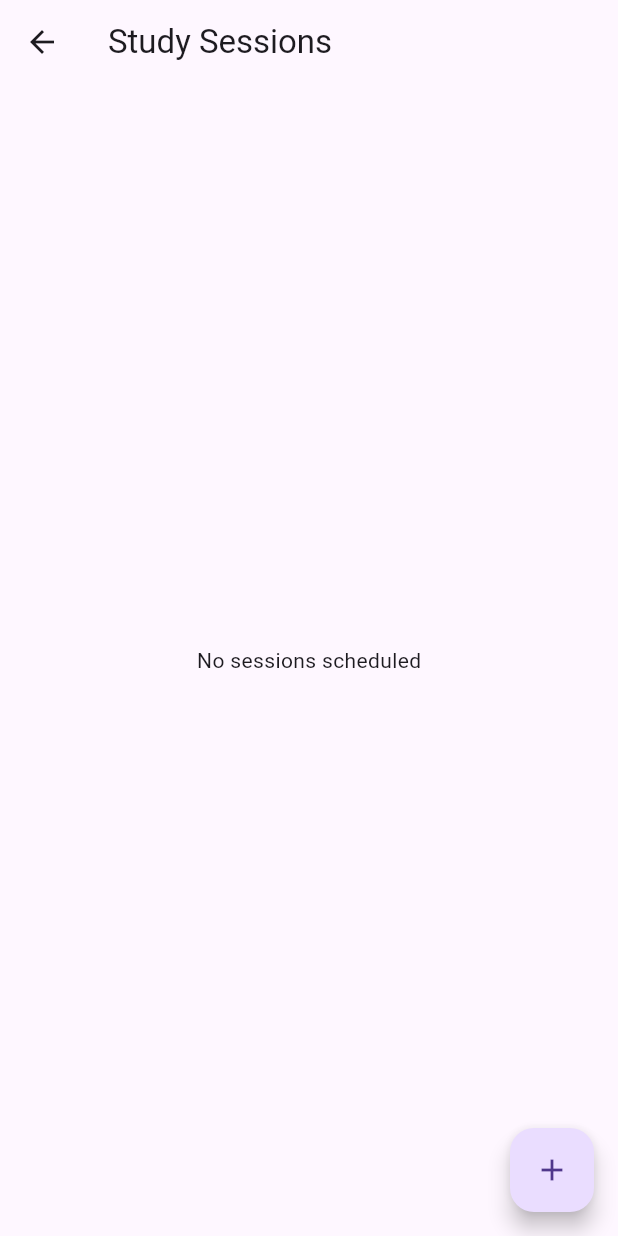
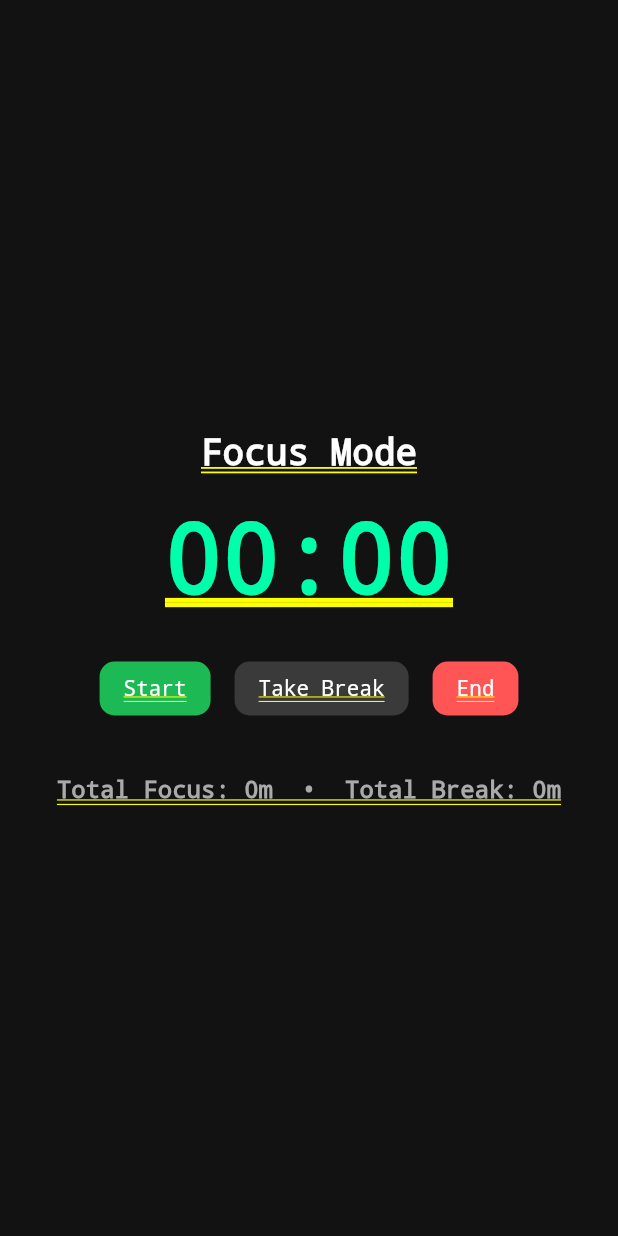
Before and after one commit to Znobz/study_buddy, a Flutter app: the StudySessionScreen screen opened by its route, on a phone screen of 412 x 824 dp. Run offline on Flutter 3.47's test engine with Material 3 defaults, Android fonts, the phone set to English and light mode, and no system bars; our stand-ins replace shared_preferences; accounts and stored records are empty; network calls fail.

Commit message:
Update study_session_screen.dart

```diff
--- a/study_buddy_app/lib/screens/study_session_screen.dart
+++ b/study_buddy_app/lib/screens/study_session_screen.dart
@@ -1,103 +1,190 @@
 import 'package:flutter/material.dart';
 import '../services/api_service.dart';
+import 'dart:async';
+import 'package:flutter/widgets.dart';
+import '../services/session_service.dart';
 
 class StudySessionScreen extends StatefulWidget {
-  const StudySessionScreen({super.key});
+  const StudySessionScreen({Key? key}) : super(key: key);
 
   @override
   State<StudySessionScreen> createState() => _StudySessionScreenState();
 }
 
-class _StudySessionScreenState extends State<StudySessionScreen> {
-  List<dynamic> sessions = [];
-  bool isLoading = true;
+class _StudySessionScreenState extends State<StudySessionScreen>
+    with WidgetsBindingObserver {
+  int seconds = 0;
+  int breakSeconds = 0;
+  bool isRunning = false;
+  bool isBreak = false;
+  Timer? timer;
+  final SessionService _sessionService = SessionService();
+  int totalFocus = 0;
+  int totalBreak = 0;
 
   @override
   void initState() {
     super.initState();
-    _loadSessions();
+    WidgetsBinding.instance.addObserver(this);
+    _loadStats();
   }
 
-  Future<void> _loadSessions() async {
-    final api = ApiService();
-    final data = await api.getSessions();
+  Future<void> _loadStats() async {
+    final stats = await _sessionService.loadSessionStats();
     setState(() {
-      sessions = data ?? [];
-      isLoading = false;
+      totalFocus = stats['totalFocus']!;
+      totalBreak = stats['totalBreak']!;
     });
   }
 
-  void _showAddDialog() {
-    final topicCtrl = TextEditingController();
-    final dateCtrl = TextEditingController();
-    final durationCtrl = TextEditingController();
-    final notesCtrl = TextEditingController();
+  @override
+  void dispose() {
+    WidgetsBinding.instance.removeObserver(this);
+    timer?.cancel();
+    super.dispose();
+  }
 
-    showDialog(
-      context: context,
-      builder: (_) => AlertDialog(
-        title: const Text("New Study Session"),
-        content: SingleChildScrollView(
-          child: Column(
-            children: [
-              TextField(controller: topicCtrl, decoration: const InputDecoration(labelText: "Topic")),
-              TextField(controller: dateCtrl, decoration: const InputDecoration(labelText: "Date (YYYY-MM-DD HH:mm)")),
-              TextField(controller: durationCtrl, decoration: const InputDecoration(labelText: "Duration (mins)")),
-              TextField(controller: notesCtrl, decoration: const InputDecoration(labelText: "Notes")),
-            ],
-          ),
-        ),
-        actions: [
-          TextButton(onPressed: () => Navigator.pop(context), child: const Text("Cancel")),
-          ElevatedButton(
-            onPressed: () async {
-              await ApiService().addSession(
-                topicCtrl.text,
-                dateCtrl.text,
-                int.tryParse(durationCtrl.text) ?? 60,
-                notesCtrl.text,
-              );
-              Navigator.pop(context);
-              _loadSessions();
-            },
-            child: const Text("Save"),
-          ),
-        ],
-      ),
-    );
+  @override
+  void didChangeAppLifecycleState(AppLifecycleState state) {
+    if (state == AppLifecycleState.paused ||
+        state == AppLifecycleState.inactive) {
+      _pauseTimer();
+    }
+  }
+
+  void _startTimer() {
+    setState(() => isRunning = true);
+    timer = Timer.periodic(const Duration(seconds: 1), (_) {
+      setState(() {
+        if (isBreak) {
+          breakSeconds++;
+        } else {
+          seconds++;
+        }
+      });
+    });
+  }
+
+  void _pauseTimer() {
+    setState(() => isRunning = false);
+    timer?.cancel();
+  }
+
+  void _toggleBreakMode() {
+    _pauseTimer();
+    setState(() {
+      isBreak = !isBreak;
+    });
+  }
+
+  Future<void> _endSession() async {
+    _pauseTimer();
+    await _sessionService.saveSessionStats(seconds ~/ 60, breakSeconds ~/ 60);
+    await _loadStats();
+    setState(() {
+      seconds = 0;
+      breakSeconds = 0;
+      isBreak = false;
+    });
+  }
+
+  String _formatTime(int secs) {
+    final m = (secs ~/ 60).toString().padLeft(2, '0');
+    final s = (secs % 60).toString().padLeft(2, '0');
+    return "$m:$s";
   }
 
   @override
   Widget build(BuildContext context) {
-    return Scaffold(
-      appBar: AppBar(title: const Text('Study Sessions')),
-      floatingActionButton: FloatingActionButton(
-        onPressed: _showAddDialog,
-        child: const Icon(Icons.add),
+    return Container(
+      color: const Color(0xFF121212), // dark background
+      child: SafeArea(
+        child: Center(
+          child: Padding(
+            padding: const EdgeInsets.all(24),
+            child: Column(
+              mainAxisAlignment: MainAxisAlignment.center,
+              children: [
+                Text(
+                  isBreak ? "Break Mode" : "Focus Mode",
+                  style: const TextStyle(
+                      fontSize: 24,
+                      color: Color(0xFFFFFFFF),
+                      fontWeight: FontWeight.w600),
+                ),
+                const SizedBox(height: 20),
+                Text(
+                  _formatTime(isBreak ? breakSeconds : seconds),
+                  style: const TextStyle(
+                    fontSize: 64,
+                    fontWeight: FontWeight.bold,
+                    color: Color(0xFF00FFAA), // minty timer color
+                  ),
+                ),
+                const SizedBox(height: 30),
+                Row(
+                  mainAxisAlignment: MainAxisAlignment.center,
+                  children: [
+                    _SimpleButton(
+                      text: isRunning ? "Pause" : "Start",
+                      onPressed: isRunning ? _pauseTimer : _startTimer,
+                      color: const Color(0xFF1DB954),
+                    ),
+                    const SizedBox(width: 16),
+                    _SimpleButton(
+                      text: isBreak ? "Back to Focus" : "Take Break",
+                      onPressed: _toggleBreakMode,
+                      color: const Color(0xFF3A3A3A),
+                    ),
+                    const SizedBox(width: 16),
+                    _SimpleButton(
+                      text: "End",
+                      onPressed: _endSession,
+                      color: const Color(0xFFFF5555),
+                    ),
+                  ],
+                ),
+                const SizedBox(height: 40),
+                Text(
+                  "Total Focus: ${totalFocus}m  •  Total Break: ${totalBreak}m",
+                  style: const TextStyle(
+                      color: Color(0xFFAAAAAA), fontSize: 16),
+                ),
+              ],
+            ),
+          ),
+        ),
       ),
-      body: isLoading
-          ? const Center(child: CircularProgressIndicator())
-          : sessions.isEmpty
-              ? const Center(child: Text("No sessions scheduled"))
-              : ListView.builder(
-                  itemCount: sessions.length,
-                  itemBuilder: (context, index) {
-                    final s = sessions[index];
-                    return Card(
-                      child: ListTile(
-                        title: Text(s['topic'] ?? ''),
-                        subtitle: Text("Date: ${s['date']}\nNotes: ${s['notes'] ?? ''}"),
-                        trailing: IconButton(
-                          icon: const Icon(Icons.delete, color: Colors.red),
-                          onPressed: () async {
-                            await ApiService().deleteSession(s['session_id']);
-                            _loadSessions();
-                          },
-                        ),
-                      ),
-                    );
-                  },
-                ),
     );
   }
 }
+
+class _SimpleButton extends StatelessWidget {
+  final String text;
+  final VoidCallback onPressed;
+  final Color color;
+
+  const _SimpleButton(
+      {required this.text, required this.onPressed, required this.color});
+
+  @override
+  Widget build(BuildContext context) {
+    return GestureDetector(
+      onTap: onPressed,
+      child: Container(
+        padding: const EdgeInsets.symmetric(horizontal: 16, vertical: 10),
+        decoration: BoxDecoration(
+          color: color,
+          borderRadius: BorderRadius.circular(10),
+        ),
+        child: Text(
+          text,
+          style: const TextStyle(
+              color: Color(0xFFFFFFFF),
+              fontSize: 14,
+              fontWeight: FontWeight.w500),
+        ),
+      ),
+    );
+  }
+}
```
